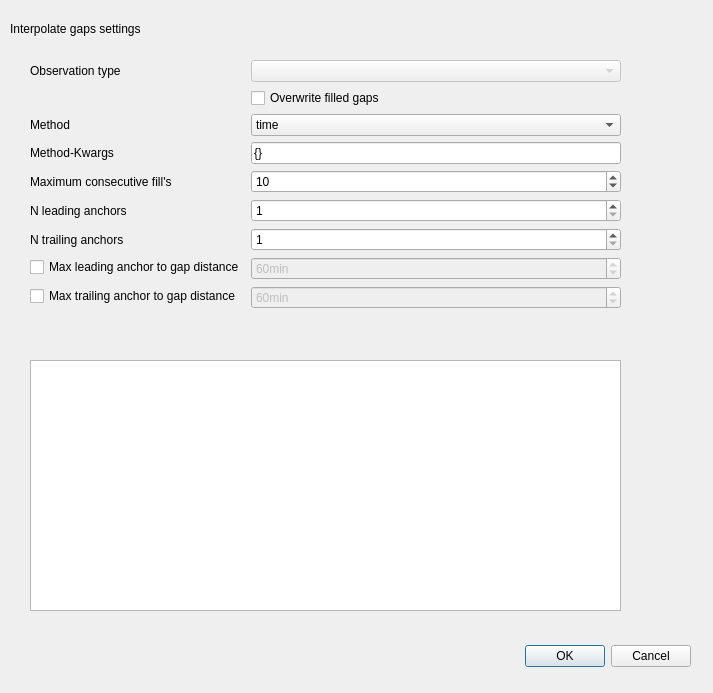
The window that metobs_gui/gf_page/interpolation_settings_dialog.ui (vergauwenthomas/MetObs_GUI) describes before a commit, drawn with Qt 5.
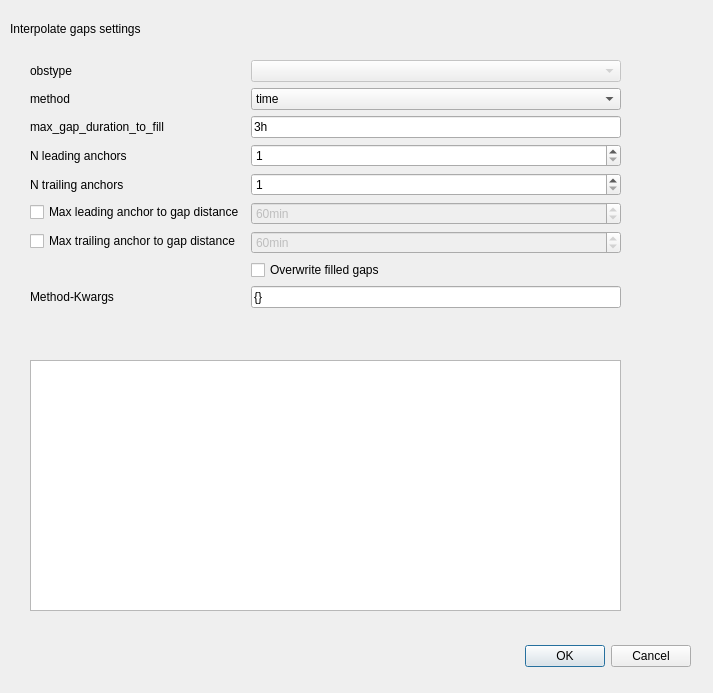
The same window after the commit.

Patch:
```diff
--- a/metobs_gui/gf_page/interpolation_settings_dialog.ui
+++ b/metobs_gui/gf_page/interpolation_settings_dialog.ui
@@ -48,14 +48,14 @@
      <x>30</x>
      <y>60</y>
      <width>591</width>
-     <height>291</height>
+     <height>312</height>
     </rect>
    </property>
    <layout class="QFormLayout" name="formLayout">
     <item row="0" column="0">
      <widget class="QLabel" name="label_2">
       <property name="text">
-       <string>Observation type</string>
+       <string>obstype</string>
       </property>
      </widget>
     </item>
@@ -66,17 +66,10 @@
       </property>
      </widget>
     </item>
-    <item row="1" column="1">
-     <widget class="QCheckBox" name="overwrite_box">
-      <property name="text">
-       <string>Overwrite filled gaps</string>
-      </property>
-     </widget>
-    </item>
     <item row="2" column="0">
      <widget class="QLabel" name="label_4">
       <property name="text">
-       <string>Method</string>
+       <string>method</string>
       </property>
      </widget>
     </item>
@@ -157,7 +150,7 @@
     <item row="4" column="0">
      <widget class="QLabel" name="label_5">
       <property name="text">
-       <string>Maximum consecutive fill's</string>
+       <string>max_gap_duration_to_fill</string>
       </property>
      </widget>
     </item>
@@ -168,19 +161,6 @@
       </property>
      </widget>
     </item>
-    <item row="4" column="1">
-     <widget class="QSpinBox" name="max_consec_spinner">
-      <property name="minimum">
-       <number>2</number>
-      </property>
-      <property name="maximum">
-       <number>10000</number>
-      </property>
-      <property name="value">
-       <number>10</number>
-      </property>
-     </widget>
-    </item>
     <item row="5" column="1">
      <widget class="QSpinBox" name="n_lead_spinner">
       <property name="minimum">
@@ -243,20 +223,6 @@
       </property>
      </widget>
     </item>
-    <item row="3" column="0">
-     <widget class="QLabel" name="label_10">
-      <property name="text">
-       <string>Method-Kwargs</string>
-      </property>
-     </widget>
-    </item>
-    <item row="3" column="1">
-     <widget class="QLineEdit" name="methodkwargs_edit">
-      <property name="text">
-       <string>{}</string>
-      </property>
-     </widget>
-    </item>
     <item row="7" column="0">
      <widget class="QCheckBox" name="use_max_lead_dist">
       <property name="text">
@@ -271,6 +237,34 @@
       </property>
      </widget>
     </item>
+    <item row="4" column="1">
+     <widget class="QLineEdit" name="max_gap_duration">
+      <property name="text">
+       <string>3h</string>
+      </property>
+     </widget>
+    </item>
+    <item row="9" column="1">
+     <widget class="QCheckBox" name="overwrite_box">
+      <property name="text">
+       <string>Overwrite filled gaps</string>
+      </property>
+     </widget>
+    </item>
+    <item row="11" column="1">
+     <widget class="QLineEdit" name="methodkwargs_edit">
+      <property name="text">
+       <string>{}</string>
+      </property>
+     </widget>
+    </item>
+    <item row="11" column="0">
+     <widget class="QLabel" name="label_10">
+      <property name="text">
+       <string>Method-Kwargs</string>
+      </property>
+     </widget>
+    </item>
    </layout>
   </widget>
   <widget class="QLabel" name="label_11">
```
